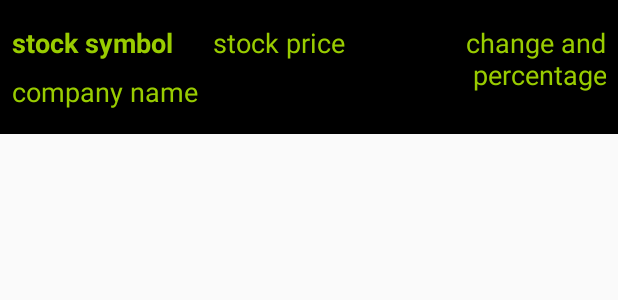
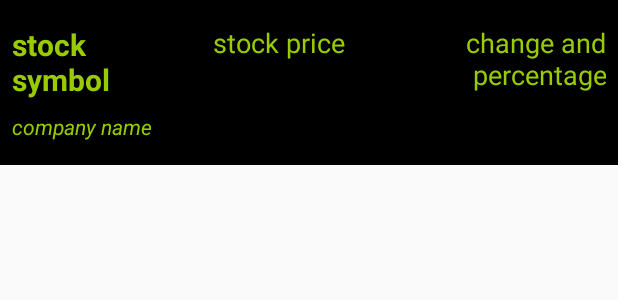
Before and after one commit to annalbenson/StockWatch, an Android app: the layout stock_list_row.xml on its own in the app's theme, with its tools: preview values and no code run, on a phone screen of 412 x 824 dp. Shown: the top 300 px of the screen. Run offline under Robolectric (Android 15) with nearby library versions, the phone set to English and light mode, and no system bars.

Commit message:
Sorted; turning in

```diff
--- a/app/src/main/java/com/annabenson/stockwatch/MainActivity.java
+++ b/app/src/main/java/com/annabenson/stockwatch/MainActivity.java
@@ -25,6 +25,7 @@ import android.widget.TextView;
 import android.widget.Toast;
 
 import java.util.ArrayList;
+import java.util.Collections;
 import java.util.List;
 
 import static android.text.InputType.TYPE_TEXT_FLAG_CAP_CHARACTERS;
@@ -71,6 +72,7 @@ public class MainActivity extends AppCompatActivity
                             String name = list.get(i).getName();
                             new AsyncFinancialDataLoader(mainActivity).execute(symbol);
                         }
+                        Collections.sort(stocksList);
                         rVAdapter.notifyDataSetChanged();
                         swiper.setRefreshing(false);
                     } else {
@@ -111,6 +113,7 @@ public class MainActivity extends AppCompatActivity
             //Log.d(TAG, "onResume: " + list);
 
             // after for loop
+            Collections.sort(stocksList);
             rVAdapter.notifyDataSetChanged();
         }
         else{
@@ -135,6 +138,7 @@ public class MainActivity extends AppCompatActivity
         }
 
         stocksList.add(stock);
+        Collections.sort(stocksList);
         rVAdapter.notifyDataSetChanged();
     }
 
@@ -392,7 +396,7 @@ public class MainActivity extends AppCompatActivity
 
 
 
-
+            Collections.sort(stocksList);
             rVAdapter.notifyDataSetChanged();
 
         }
--- a/app/src/main/res/layout/stock_list_row.xml
+++ b/app/src/main/res/layout/stock_list_row.xml
@@ -55,7 +55,7 @@
         android:layout_marginStart="8dp"
         android:layout_marginTop="8dp"
         android:textColor="@android:color/holo_green_light"
-        android:textSize="18sp"
+        android:textSize="20sp"
         android:textStyle="bold"
         app:layout_constraintEnd_toStartOf="@+id/guideline2"
         app:layout_constraintStart_toStartOf="parent"
@@ -78,7 +78,8 @@
         android:layout_marginStart="8dp"
         android:layout_marginTop="8dp"
         android:textColor="@android:color/holo_green_light"
-        android:textSize="18sp"
+        android:textSize="14sp"
+        android:textStyle="italic"
         app:layout_constraintBottom_toBottomOf="parent"
         app:layout_constraintEnd_toStartOf="@+id/guideline"
         app:layout_constraintStart_toStartOf="parent"
```
Also changed, not shown: app/src/main/java/com/annabenson/stockwatch/Stock.java (+9 -1 lines).
